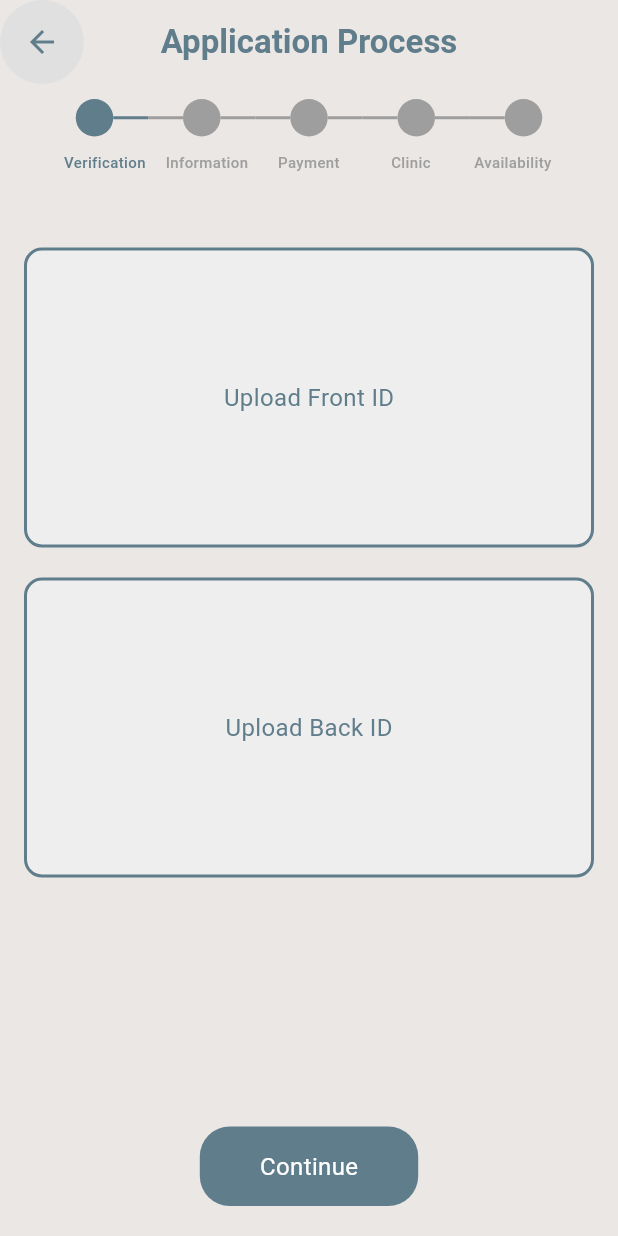
After one commit to me-hapi/Plus-Ultra, a Flutter app: the ApplicationPage screen opened directly, on a phone screen of 412 x 824 dp. The commit adds this screen. Run offline on Flutter 3.47's test engine with Material 3 defaults, Android fonts, the phone set to English and light mode, and no system bars; our stand-ins replace curved_navigation_bar, fl_chart, flutter_riverpod, go_router, google_sign_in, image_picker and 3 more; missing offline and left inert: encrypt, flutter_reactive_ble, supabase_auth_ui, videosdk; accounts and stored records are empty; statements that could not run were skipped.

Commit message:
flutter upgrade before switching to stable

```diff
--- /dev/null
+++ b/lib/features/virtual_consultation/professional/ui/application_page.dart
@@ -0,0 +1,191 @@
+import 'package:flutter/material.dart';
+import 'package:lingap/features/virtual_consultation/professional/ui/verification_page.dart';
+
+class ApplicationPage extends StatefulWidget {
+  const ApplicationPage({Key? key}) : super(key: key);
+
+  @override
+  State<ApplicationPage> createState() => _ApplicationPageState();
+}
+
+class _ApplicationPageState extends State<ApplicationPage> {
+  int currentIndex = 0;
+
+  final List<String> steps = [
+    'Verification',
+    'Information',
+    'Payment',
+    'Clinic',
+    'Availability',
+  ];
+
+  List<Widget> screens() {
+    return [
+      VerificationPage(),
+      _buildStepContent('Information Screen Content'),
+      _buildStepContent('Payment Screen Content'),
+      _buildStepContent('Clinic Screen Content'),
+      _buildStepContent('Availability Screen Content'),
+    ];
+  }
+
+  Widget _buildStepContent(String text) {
+    return Padding(
+      padding: const EdgeInsets.all(8.0),
+      child: Center(
+        child: Text(
+          text,
+          style: const TextStyle(fontSize: 18, fontWeight: FontWeight.w500),
+        ),
+      ),
+    );
+  }
+
+  void nextPage() {
+    if (currentIndex < steps.length - 1) {
+      setState(() {
+        currentIndex++;
+      });
+    } else {
+      ScaffoldMessenger.of(context).showSnackBar(
+        const SnackBar(content: Text("You have completed all steps!")),
+      );
+    }
+  }
+
+  @override
+  Widget build(BuildContext context) {
+    return Scaffold(
+      backgroundColor: const Color(0xFFEBE7E4),
+      appBar: AppBar(
+        backgroundColor: const Color(0xFFEBE7E4),
+        elevation: 0,
+        leading: GestureDetector(
+          onTap: () => Navigator.pop(context),
+          child: Container(
+            padding: const EdgeInsets.all(12),
+            decoration: BoxDecoration(
+              shape: BoxShape.circle,
+              color: Colors.grey[300],
+            ),
+            child: const Icon(Icons.arrow_back, color: Colors.blueGrey),
+          ),
+        ),
+        title: const Text(
+          "Application Process",
+          style: TextStyle(
+            color: Colors.blueGrey,
+            fontWeight: FontWeight.bold,
+          ),
+        ),
+        centerTitle: true,
+      ),
+      body: Column(
+        children: [
+          const SizedBox(height: 10),
+          // Steps with dots and connector lines
+          LayoutBuilder(
+            builder: (context, constraints) {
+              final double totalWidth =
+                  constraints.maxWidth - 40; // Total width with padding
+              final double stepWidth = totalWidth / ((steps.length - 1) * 2);
+
+              return Row(
+                mainAxisAlignment: MainAxisAlignment.center,
+                children: List.generate(steps.length, (index) {
+                  return Row(
+                    children: [
+                      _buildStep(isActive: index <= currentIndex),
+                      if (index < steps.length - 1)
+                        _buildConnectorLine(
+                          stepWidth: stepWidth,
+                          isPreviousActive: index <=
+                              currentIndex, // Colors first half of the line
+                          isCurrentActive: index + 1 <=
+                              currentIndex, // Colors second half of the line
+                        ),
+                    ],
+                  );
+                }),
+              );
+            },
+          ),
+          const SizedBox(height: 10),
+          Row(
+            mainAxisAlignment: MainAxisAlignment.center,
+            children: steps.map((step) {
+              int stepIndex = steps.indexOf(step);
+              return SizedBox(
+                width: 68,
+                child: Text(
+                  step,
+                  textAlign: TextAlign.center,
+                  style: TextStyle(
+                    color: stepIndex == currentIndex
+                        ? Colors.blueGrey
+                        : Colors.grey,
+                    fontSize: 10,
+                    fontWeight: FontWeight.w500,
+                  ),
+                ),
+              );
+            }).toList(),
+          ),
+          const SizedBox(height: 20),
+          Expanded(
+            child: screens()[currentIndex],
+          ),
+          GestureDetector(
+            onTap: nextPage,
+            child: Container(
+              margin: const EdgeInsets.only(bottom: 20),
+              decoration: BoxDecoration(
+                color: Colors.blueGrey,
+                borderRadius: BorderRadius.circular(20),
+              ),
+              padding: const EdgeInsets.symmetric(horizontal: 40, vertical: 15),
+              child: Text(
+                currentIndex < steps.length - 1 ? 'Continue' : 'Finish',
+                style: const TextStyle(fontSize: 16, color: Colors.white),
+              ),
+            ),
+          ),
+        ],
+      ),
+    );
+  }
+
+  Widget _buildStep({required bool isActive}) {
+    return Container(
+      width: 25,
+      height: 25,
+      decoration: BoxDecoration(
+        shape: BoxShape.circle,
+        color: isActive ? Colors.blueGrey : Colors.grey,
+      ),
+    );
+  }
+
+  Widget _buildConnectorLine({
+    required double stepWidth,
+    required bool isPreviousActive,
+    required bool isCurrentActive,
+  }) {
+    return Row(
+      children: [
+        // First half of the line: Depends on the previous dot being active
+        Container(
+          width: stepWidth / 2,
+          height: 2,
+          color: isPreviousActive ? Colors.blueGrey : Colors.grey,
+        ),
+        // Second half of the line: Depends on the current dot being active
+        Container(
+          width: stepWidth / 2,
+          height: 2,
+          color: isCurrentActive ? Colors.blueGrey : Colors.grey,
+        ),
+      ],
+    );
+  }
+}
--- /dev/null
+++ b/lib/features/virtual_consultation/professional/ui/verification_page.dart
@@ -0,0 +1,103 @@
+import 'package:flutter/material.dart';
+import 'dart:io';
+import 'package:image_picker/image_picker.dart';
+
+class VerificationPage extends StatefulWidget {
+  @override
+  _VerificationPageState createState() => _VerificationPageState();
+}
+
+class _VerificationPageState extends State<VerificationPage> {
+  File? _frontImage;
+  File? _backImage;
+
+  final ImagePicker _picker = ImagePicker();
+
+  // Function to pick or take an image
+  Future<void> _pickImage(bool isFront) async {
+    showModalBottomSheet(
+      context: context,
+      builder: (context) {
+        return SafeArea(
+          child: Wrap(
+            children: [
+              ListTile(
+                leading: Icon(Icons.photo_library),
+                title: Text('Pick from Gallery'),
+                onTap: () async {
+                  Navigator.pop(context);
+                  await _processImage(ImageSource.gallery, isFront);
+                },
+              ),
+              ListTile(
+                leading: Icon(Icons.camera_alt),
+                title: Text('Take a Picture'),
+                onTap: () async {
+                  Navigator.pop(context);
+                  await _processImage(ImageSource.camera, isFront);
+                },
+              ),
+            ],
+          ),
+        );
+      },
+    );
+  }
+
+  // Helper to process the image
+  Future<void> _processImage(ImageSource source, bool isFront) async {
+    final XFile? pickedFile = await _picker.pickImage(source: source);
+    if (pickedFile != null) {
+      setState(() {
+        if (isFront) {
+          _frontImage = File(pickedFile.path);
+        } else {
+          _backImage = File(pickedFile.path);
+        }
+      });
+    }
+  }
+
+  // Function to build upload/display rectangles
+  Widget _buildImageContainer(String label, File? imageFile, bool isFront) {
+    return GestureDetector(
+      onTap: () => _pickImage(isFront),
+      child: Container(
+        width: double.infinity,
+        height: 200,
+        margin: const EdgeInsets.symmetric(horizontal: 16, vertical: 10),
+        decoration: BoxDecoration(
+          borderRadius: BorderRadius.circular(12),
+          border: Border.all(color: Colors.blueGrey, width: 2),
+          color: Colors.grey[200],
+        ),
+        child: imageFile != null
+            ? ClipRRect(
+                borderRadius: BorderRadius.circular(12),
+                child: Image.file(
+                  imageFile,
+                  fit: BoxFit.cover,
+                ),
+              )
+            : Center(
+                child: Text(
+                  'Upload $label ID',
+                  style: TextStyle(fontSize: 16, color: Colors.blueGrey),
+                ),
+              ),
+      ),
+    );
+  }
+
+  @override
+  Widget build(BuildContext context) {
+    return Column(
+      crossAxisAlignment: CrossAxisAlignment.stretch,
+      children: [
+        const SizedBox(height: 20),
+        _buildImageContainer('Front', _frontImage, true),
+        _buildImageContainer('Back', _backImage, false),
+      ],
+    );
+  }
+}
--- a/lib/modules/sign-in/login_page.dart
+++ b/lib/modules/sign-in/login_page.dart
@@ -80,7 +80,7 @@ class _SignInPageState extends ConsumerState<SignInPage> {
             children: [
               // For now, directly navigate to the main page after sign-in is successful
               SupaEmailAuth(
-                redirectTo: 'io.supabase.cornstalk://login-callback/',
+                redirectTo: 'io.supabase.lingap://login-callback/',
                 onSignInComplete: (response) {
                   // Uncomment the following line if you want to use OTP
                   // _sendOtp(response.user!.email ?? '');
--- a/pubspec.yaml
+++ b/pubspec.yaml
@@ -25,6 +25,7 @@ dependencies:
   pointycastle: ^3.9.1
   table_calendar: ^3.1.2
   fl_chart: ^0.69.2
+  image_picker: ^1.1.2
 
 dev_dependencies:
   flutter_test:
```
Also changed, not shown: lib/modules/home/greeting_card.dart (+10 -3 lines), lib/modules/profile/ui/profile_page.dart (+79 -9 lines), lib/modules/sign-in/landing_page.dart (+6 -3 lines), lib/services/auth_services/google_auth.dart (+15 -7 lines), pubspec.lock, 131 other files.
